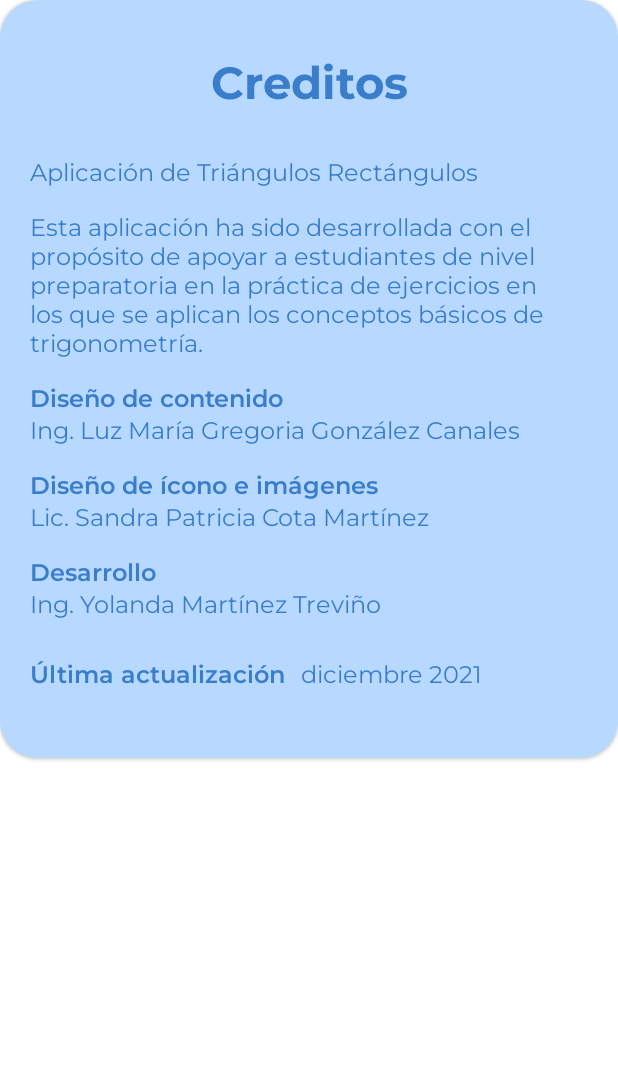
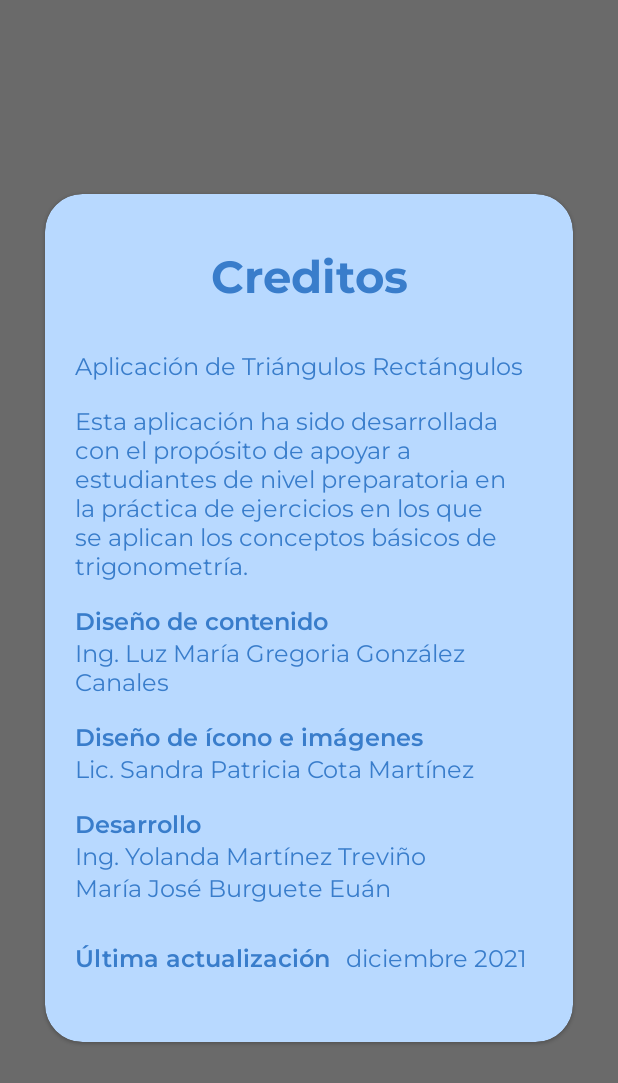
Before and after one commit to MajoBurguete/AplicTrianRect, an Android app: the fragment CreditosFragment shown on its own in the app's theme, on a phone screen of 412 x 824 dp. Shown: the top 1083 px of the screen. Run offline under Robolectric (Android 15) with nearby library versions, the phone set to English and light mode, and no system bars.

Commit message:
Creditos

```diff
--- a/app/src/main/java/com/example/aplictrianrect/fragments/CreditosFragment.kt
+++ b/app/src/main/java/com/example/aplictrianrect/fragments/CreditosFragment.kt
@@ -5,30 +5,12 @@ import androidx.fragment.app.Fragment
 import android.view.LayoutInflater
 import android.view.View
 import android.view.ViewGroup
+import androidx.constraintlayout.widget.ConstraintLayout
 import com.example.aplictrianrect.R
 
-// TODO: Rename parameter arguments, choose names that match
-// the fragment initialization parameters, e.g. ARG_ITEM_NUMBER
-private const val ARG_PARAM1 = "param1"
-private const val ARG_PARAM2 = "param2"
+class CreditosFragment : Fragment() {
 
-/**
- * A simple [Fragment] subclass.
- * Use the [CreditosFragment.newInstance] factory method to
- * create an instance of this fragment.
- */
-class CreditosFragment : Fragment() {
-    // TODO: Rename and change types of parameters
-    private var param1: String? = null
-    private var param2: String? = null
-
-    override fun onCreate(savedInstanceState: Bundle?) {
-        super.onCreate(savedInstanceState)
-        arguments?.let {
-            param1 = it.getString(ARG_PARAM1)
-            param2 = it.getString(ARG_PARAM2)
-        }
-    }
+    lateinit var clCreditos: ConstraintLayout
 
     override fun onCreateView(
         inflater: LayoutInflater, container: ViewGroup?,
@@ -38,23 +20,12 @@ class CreditosFragment : Fragment() {
         return inflater.inflate(R.layout.fragment_creditos, container, false)
     }
 
-    companion object {
-        /**
-         * Use this factory method to create a new instance of
-         * this fragment using the provided parameters.
-         *
-         * @param param1 Parameter 1.
-         * @param param2 Parameter 2.
-         * @return A new instance of fragment CreditosFragment.
-         */
-        // TODO: Rename and change types and number of parameters
-        @JvmStatic
-        fun newInstance(param1: String, param2: String) =
-            CreditosFragment().apply {
-                arguments = Bundle().apply {
-                    putString(ARG_PARAM1, param1)
-                    putString(ARG_PARAM2, param2)
-                }
-            }
+    override fun onViewCreated(view: View, savedInstanceState: Bundle?) {
+        clCreditos = view.findViewById(R.id.clCreditos)
+
+        clCreditos.setOnClickListener {
+            activity?.supportFragmentManager?.beginTransaction()?.remove(this)?.commit();
+            clCreditos.isClickable = false
+        }
     }
 }
--- a/app/src/main/res/layout/fragment_creditos.xml
+++ b/app/src/main/res/layout/fragment_creditos.xml
@@ -4,13 +4,25 @@
     xmlns:tools="http://schemas.android.com/tools"
     android:layout_width="match_parent"
     android:layout_height="match_parent"
-    tools:context=".CreditosFragment">
+    tools:context=".fragments.CreditosFragment">
+
+    <androidx.constraintlayout.widget.ConstraintLayout
+        android:id="@+id/clCreditos"
+        android:layout_width="match_parent"
+        android:layout_height="match_parent"
+        android:background="#95000000">
 
         <com.google.android.material.card.MaterialCardView
             android:layout_width="match_parent"
             android:layout_height="wrap_content"
+            android:layout_marginStart="30dp"
+            android:layout_marginEnd="30dp"
             app:cardBackgroundColor="@color/baby_blue"
-        app:cardCornerRadius="25dp">
+            app:cardCornerRadius="25dp"
+            app:layout_constraintBottom_toBottomOf="parent"
+            app:layout_constraintEnd_toEndOf="parent"
+            app:layout_constraintStart_toStartOf="parent"
+            app:layout_constraintTop_toTopOf="parent">
 
             <LinearLayout
                 android:layout_width="match_parent"
@@ -110,6 +122,16 @@
                     android:textColor="@color/navy_blue"
                     android:textSize="16sp" />
 
+                <TextView
+                    android:id="@+id/textView"
+                    android:layout_width="match_parent"
+                    android:layout_height="wrap_content"
+                    android:layout_weight="1"
+                    android:fontFamily="@font/montserrat_regular"
+                    android:text="@string/majo_burguete"
+                    android:textColor="@color/navy_blue"
+                    android:textSize="16sp" />
+
                 <LinearLayout
                     android:layout_width="wrap_content"
                     android:layout_height="match_parent"
@@ -141,4 +163,6 @@
                 </LinearLayout>
             </LinearLayout>
         </com.google.android.material.card.MaterialCardView>
+    </androidx.constraintlayout.widget.ConstraintLayout>
+
 </FrameLayout>
--- a/app/src/main/res/menu/menu.xml
+++ b/app/src/main/res/menu/menu.xml
@@ -4,9 +4,8 @@
 
     <item
         android:id="@+id/creditos_btn"
-        android:enabled="false"
         android:icon="@android:drawable/ic_dialog_info"
         android:title="Creditos"
-        app:showAsAction="ifRoom"></item>
+        app:showAsAction="ifRoom" />
 
 </menu>
--- a/app/src/main/res/values/strings.xml
+++ b/app/src/main/res/values/strings.xml
@@ -33,9 +33,12 @@
     <string name="sandra_patricia">Lic. Sandra Patricia Cota Martínez</string>
     <string name="desarrollo_creditos">Desarrollo</string>
     <string name="yolanda_martinez">Ing. Yolanda Martínez Treviño</string>
+    <string name="majo_burguete">María José Burguete Euán</string>
     <string name="app_distribution_creditos">Aplicación de Triángulos Rectángulos se distribuye como está, de manera gratuita y se prohíbe su distribución y uso con fines de lucro.</string>
     <string name="actualizacion_creditos">Última actualización</string>
     <string name="date_creditos">diciembre 2021</string>
+    <!-- TODO: Remove or change this placeholder text -->
+    <string name="hello_blank_fragment">Hello blank fragment</string>
 
 
 </resources>
```
Also changed, not shown: app/src/main/java/com/example/aplictrianrect/activities/MainActivity.kt (+27 -4 lines), app/src/main/res/layout/activity_main.xml (+14 -0 lines). Lines whose indentation alone changed are shown as unchanged.
